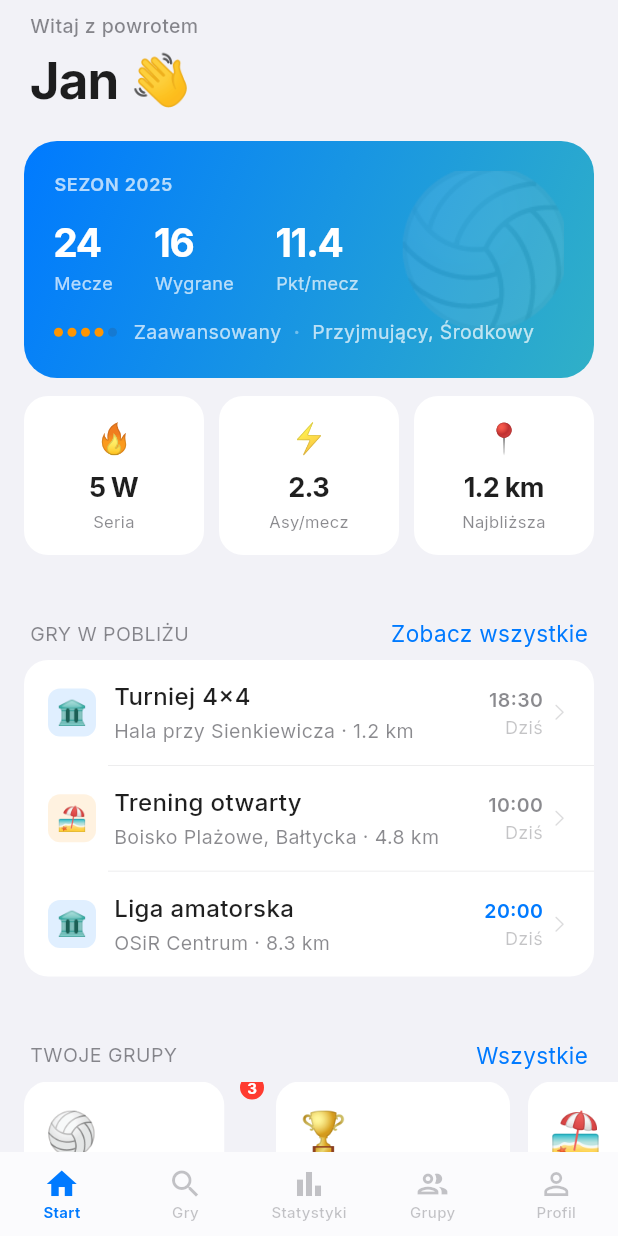
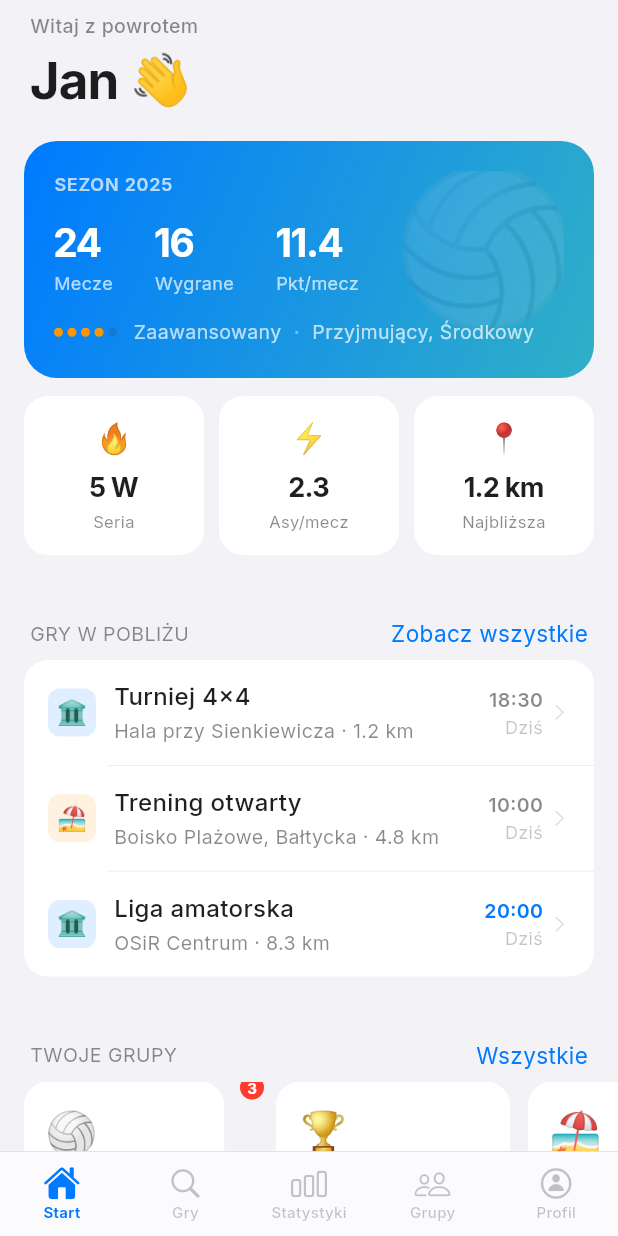
Before and after one commit to Raphiel13/VolleyTrack, a Flutter app: the screen it shows after launch, on a phone screen of 412 x 824 dp. Run offline on Flutter 3.47's test engine with Material 3 defaults, Android fonts, the light colour scheme and no system bars; our stand-ins replace fl_chart, google_fonts; statements that could not run were skipped.

Commit message:
[feat] nav: add glassmorphism bottom tab bar

```diff
--- a/lib/main.dart
+++ b/lib/main.dart
@@ -1,3 +1,4 @@
+import 'package:flutter/cupertino.dart';
 import 'package:flutter/material.dart';
 import 'package:flutter/services.dart';
 import 'package:google_fonts/google_fonts.dart';
@@ -74,6 +75,34 @@ class _MainShellState extends State<MainShell> {
   int _tab = 0;
   final _navKeys = List.generate(5, (_) => GlobalKey<NavigatorState>());
 
+  static const _navItems = [
+    BottomNavigationBarItem(
+      icon: Icon(CupertinoIcons.house),
+      activeIcon: Icon(CupertinoIcons.house_fill),
+      label: 'Start',
+    ),
+    BottomNavigationBarItem(
+      icon: Icon(CupertinoIcons.search),
+      activeIcon: Icon(CupertinoIcons.search),
+      label: 'Gry',
+    ),
+    BottomNavigationBarItem(
+      icon: Icon(CupertinoIcons.chart_bar),
+      activeIcon: Icon(CupertinoIcons.chart_bar_fill),
+      label: 'Statystyki',
+    ),
+    BottomNavigationBarItem(
+      icon: Icon(CupertinoIcons.person_2),
+      activeIcon: Icon(CupertinoIcons.person_2_fill),
+      label: 'Grupy',
+    ),
+    BottomNavigationBarItem(
+      icon: Icon(CupertinoIcons.person_circle),
+      activeIcon: Icon(CupertinoIcons.person_circle_fill),
+      label: 'Profil',
+    ),
+  ];
+
   void _switchTab(int i) {
     if (_tab == i) {
       _navKeys[i].currentState?.popUntil((r) => r.isFirst);
@@ -84,6 +113,8 @@ class _MainShellState extends State<MainShell> {
 
   @override
   Widget build(BuildContext context) {
+    final t = AppTokens.of(context);
+
     final screens = [
       _TabNav(
         navKey: _navKeys[0],
@@ -147,36 +178,27 @@ class _MainShellState extends State<MainShell> {
 
     return Scaffold(
       body: IndexedStack(index: _tab, children: screens),
-      bottomNavigationBar: BottomNavigationBar(
-        currentIndex: _tab,
-        onTap: _switchTab,
-        items: const [
-          BottomNavigationBarItem(
-            icon: Icon(Icons.home_outlined),
-            activeIcon: Icon(Icons.home),
-            label: 'Start',
+      bottomNavigationBar: Container(
+        decoration: BoxDecoration(
+          border: Border(
+            top: BorderSide(color: t.separator, width: 0.5),
           ),
-          BottomNavigationBarItem(
-            icon: Icon(Icons.search_outlined),
-            activeIcon: Icon(Icons.search),
-            label: 'Gry',
+        ),
+        child: ClipRect(
+          child: BackdropFilter(
+            filter: ColorFilter.mode(
+              Colors.transparent,
+              BlendMode.multiply,
+            ),
+            child: BottomNavigationBar(
+              currentIndex: _tab,
+              onTap: _switchTab,
+              items: _navItems,
+              backgroundColor: t.glassBg,
+              elevation: 0,
+            ),
           ),
-          BottomNavigationBarItem(
-            icon: Icon(Icons.bar_chart_outlined),
-            activeIcon: Icon(Icons.bar_chart),
-            label: 'Statystyki',
-          ),
-          BottomNavigationBarItem(
-            icon: Icon(Icons.group_outlined),
-            activeIcon: Icon(Icons.group),
-            label: 'Grupy',
-          ),
-          BottomNavigationBarItem(
-            icon: Icon(Icons.person_outline),
-            activeIcon: Icon(Icons.person),
-            label: 'Profil',
-          ),
-        ],
+        ),
       ),
     );
   }
```
